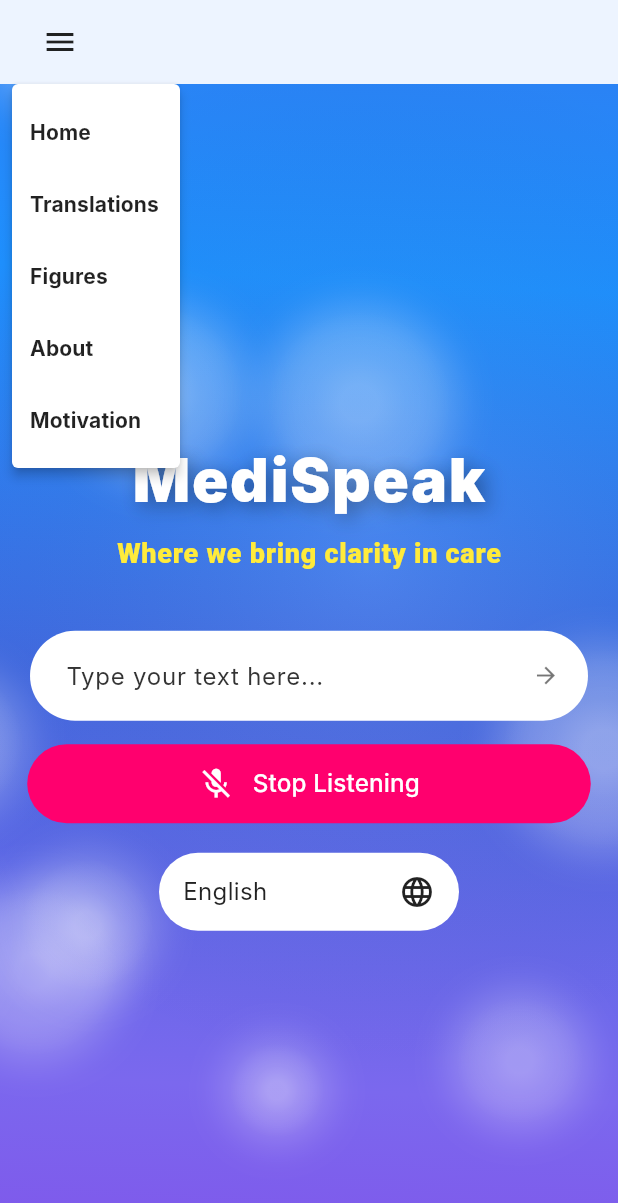
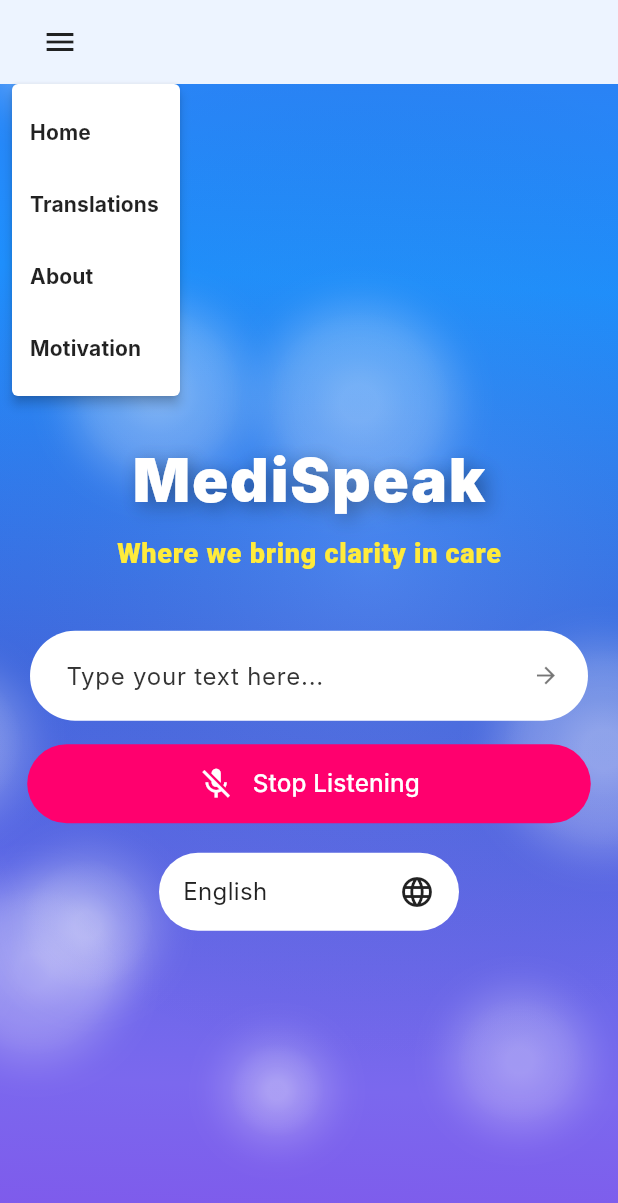
Before and after one commit to AndrewNguyen31/hoo_hacks, a Flutter app: the screen it shows after launch, after a tap on "Start Speaking", after a tap on "English", after a tap on the "menu" icon, on a phone screen of 412 x 824 dp. Shown: the top 1203 px of the screen. Run offline on Flutter 3.47's test engine with Material 3 defaults, Android fonts, the light colour scheme and no system bars; our stand-ins replace speech_to_text; Roboto replaces fonts that are missing (Inter).

Commit message:
removes figures section from IOS

```diff
--- a/lib/components/minimalist_nav.dart
+++ b/lib/components/minimalist_nav.dart
@@ -20,7 +20,7 @@
   final List<Map<String, String>> navItems = [
     {'name': 'Home', 'id': 'home'},
     {'name': 'Translations', 'id': 'translations'},
-    {'name': 'Figures', 'id': 'figures'},
+    //{'name': 'Figures', 'id': 'figures'},
     {'name': 'About', 'id': 'about'},
     {'name': 'Motivation', 'id': 'motivation'},
   ];
--- a/lib/main.dart
+++ b/lib/main.dart
@@ -6,7 +6,7 @@
 import 'components/translation_cards.dart';
 import 'components/about_section.dart';
 import 'components/motivation_section.dart';
-import 'components/figures_section.dart';
+//import 'components/figures_section.dart';
 import 'components/page_transition.dart';
 import 'utils/styles.dart';
 import 'layout/root_layout.dart';
@@ -133,7 +133,6 @@
     final keys = {
       'home': _heroKey,
       'translations': _translationsKey,
-      'figures': _figuresKey,
       'about': _aboutKey,
       'motivation': _motivationKey,
     };
@@ -192,10 +191,6 @@
                 translations: _translations,
                 isProcessing: _isProcessing,
               ),
-              FiguresSection(
-                key: _figuresKey,
-                hasTranslation: _translations.isNotEmpty,
-              ),
               AboutSection(
                 key: _aboutKey,
               ),
```
